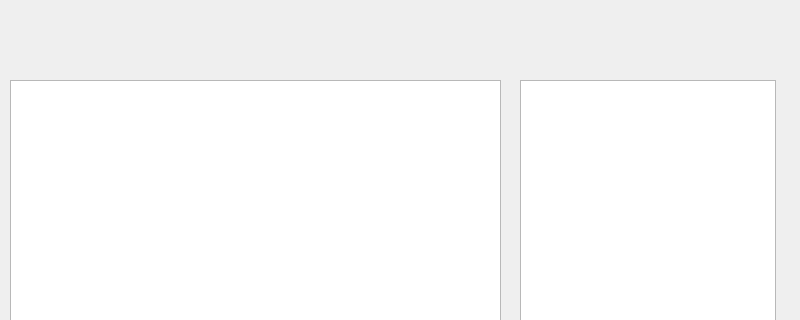
Qt form client/mainwindow.ui (AltoKlef/QtChat) before a commit; both pictures show x 0 to 800 and y 0 to 320 of the 800 by 600 pixel window.
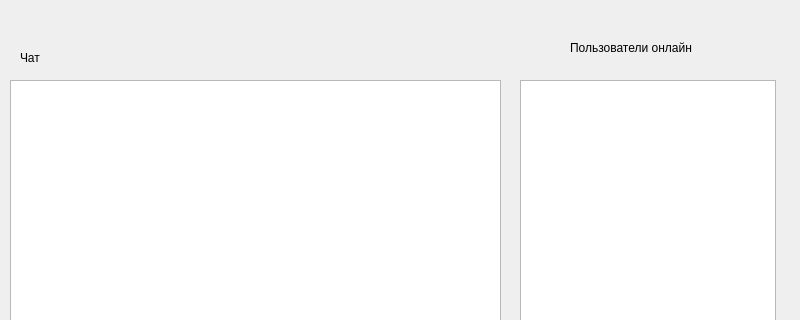
The same form after that commit.

What changed in the file:
```diff
--- a/client/mainwindow.ui
+++ b/client/mainwindow.ui
@@ -57,6 +57,32 @@
      </rect>
     </property>
    </widget>
+   <widget class="QLabel" name="label">
+    <property name="geometry">
+     <rect>
+      <x>570</x>
+      <y>40</y>
+      <width>141</width>
+      <height>16</height>
+     </rect>
+    </property>
+    <property name="text">
+     <string>Пользователи онлайн</string>
+    </property>
+   </widget>
+   <widget class="QLabel" name="label_2">
+    <property name="geometry">
+     <rect>
+      <x>20</x>
+      <y>50</y>
+      <width>58</width>
+      <height>15</height>
+     </rect>
+    </property>
+    <property name="text">
+     <string>Чат</string>
+    </property>
+   </widget>
   </widget>
   <widget class="QMenuBar" name="menubar">
    <property name="geometry">
```
